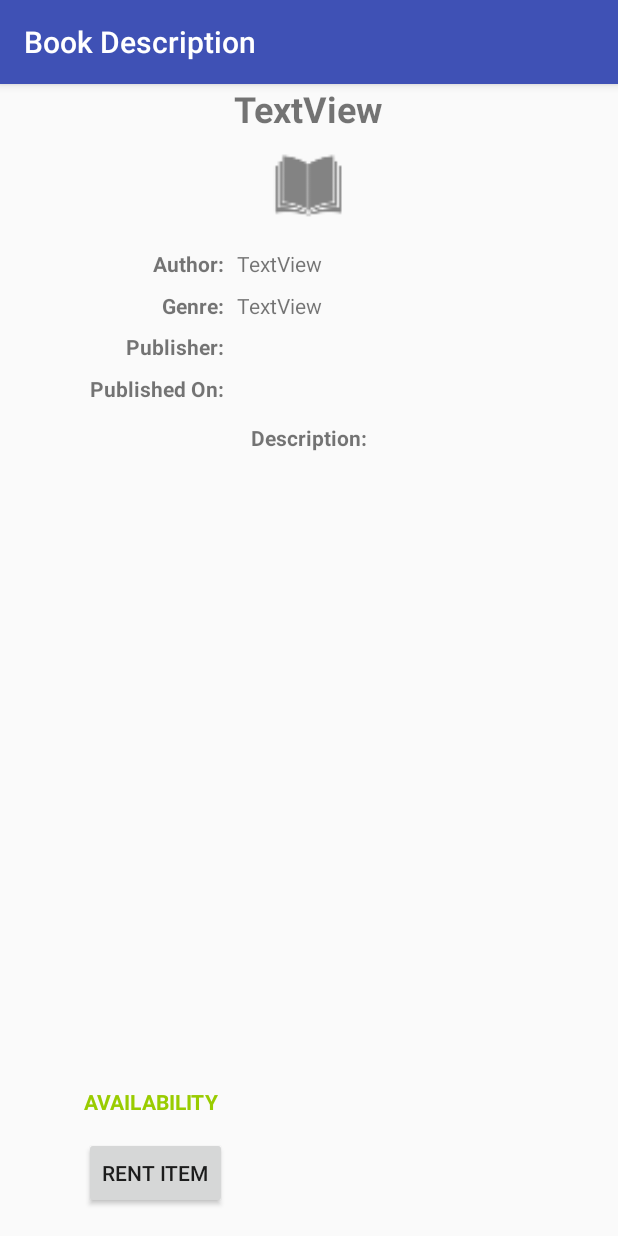
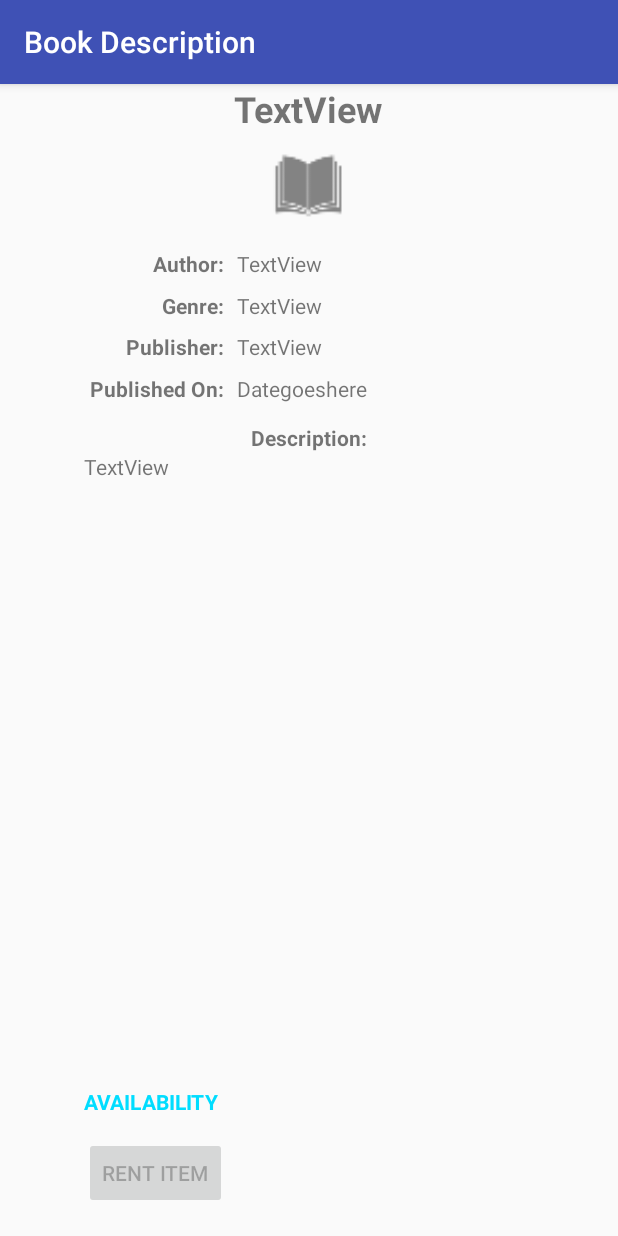
Before and after one commit to jasonhuang2/WillsLibrary, an Android app: the itemBookActivity screen opened directly, with no data from a screen before it, on a phone screen of 412 x 824 dp. Run offline under Robolectric (Android 15) with nearby library versions, the phone set to English and light mode, and no system bars; 8 statements that could not run were skipped.

Commit message:
Description, author, etc is now displayed in item ID and catelogue.

```diff
--- a/app/src/main/java/com/example/jasonhuang/willslibrary/itemBookActivity.java
+++ b/app/src/main/java/com/example/jasonhuang/willslibrary/itemBookActivity.java
@@ -1,9 +1,11 @@
 package com.example.jasonhuang.willslibrary;
 
+import android.media.Image;
 import android.support.v7.app.AppCompatActivity;
 import android.os.Bundle;
 import android.view.View;
 import android.widget.Button;
+import android.widget.ImageView;
 import android.widget.TextView;
 
 import org.w3c.dom.Text;
@@ -25,7 +27,7 @@ public class itemBookActivity extends AppCompatActivity {
         String description_string = getIntent().getExtras().getString("description_string");
         String status_string = getIntent().getExtras().getString("status_string");
         String author_name_string = getIntent().getExtras().getString("author_name_string");*/
-        String status_string="In_Store";
+       // String status_string="In_Store";
         Book book = (Book) getIntent().getSerializableExtra("book");
 
 
@@ -36,15 +38,14 @@ public class itemBookActivity extends AppCompatActivity {
         TextView publisherBox = (TextView)findViewById(R.id.publisherTextViewBox);
         TextView publishing_date_Box = (TextView)findViewById(R.id.publishingDateTextView);
         TextView descriptionBox = (TextView)findViewById(R.id.descriptionTextViewBox);
-        //TextView authorTextBox = (TextView)findViewById(R.id.authorTextViewBox);
+        ImageView bookImage = (ImageView)findViewById(R.id.bookImage);
 
         titleNameBox.setText(book.getBookTitle());
         authorBox.setText(book.getBookAuthor());
         genreBox.setText(book.getBookGenre());
-        publisherBox.setText("");
-        publishing_date_Box.setText("");
-        descriptionBox.setText("");
-        //authorTextBox.setText(author_name_string);
+        publisherBox.setText(book.getPublisher());
+        publishing_date_Box.setText(book.getPublishingDate());
+        descriptionBox.setText(book.getDescription());
 
 
         TextView availableForRentText = (TextView)findViewById(R.id.availableForRentText);
@@ -57,10 +58,10 @@ public class itemBookActivity extends AppCompatActivity {
         //"In_Store" means item is available for rent.
         //"Rented" means it's rented
         //"In_Stock" means it's available but owner does not want it rented
-        if(status_string.equals("In_Store")){
+        if(book.getStatus().equals("In_Store")){
             availableForRentText.setVisibility(View.VISIBLE);
 
-        }else if (status_string.equals("Rented")){
+        }else if (book.getStatus().equals("Rented")){
             notAvailableForRentText.setVisibility(View.VISIBLE);
             rentButton.setEnabled(false);
         }else{
--- a/app/src/main/res/layout/item_book_activity.xml
+++ b/app/src/main/res/layout/item_book_activity.xml
@@ -98,7 +98,7 @@
         android:text="TextView" />
 
     <ImageView
-        android:id="@+id/imageView"
+        android:id="@+id/bookImage"
         android:layout_width="70dp"
         android:layout_height="70dp"
         android:layout_below="@+id/titleTextViewBox"
--- a/app/src/main/res/layout/item_disk_activity.xml
+++ b/app/src/main/res/layout/item_disk_activity.xml
@@ -87,7 +87,7 @@
         android:text="TextView" />
 
     <ImageView
-        android:id="@+id/imageView"
+        android:id="@+id/bookImage"
         android:layout_width="70dp"
         android:layout_height="70dp"
         android:layout_below="@+id/disktitleTextViewBox"
--- a/app/src/main/res/layout/item_other_activity.xml
+++ b/app/src/main/res/layout/item_other_activity.xml
@@ -33,7 +33,7 @@
         android:text="TextView" />
 
     <ImageView
-        android:id="@+id/imageView"
+        android:id="@+id/bookImage"
         android:layout_width="125dp"
         android:layout_height="125dp"
         android:layout_below="@+id/othertitleTextViewBox"
@@ -54,7 +54,7 @@
         android:id="@+id/typeTextViewBox"
         android:layout_width="wrap_content"
         android:layout_height="wrap_content"
-        android:layout_alignStart="@+id/imageView"
+        android:layout_alignStart="@+id/bookImage"
         android:layout_alignTop="@+id/typetextView"
         android:text="TextView" />
 </RelativeLayout>
```
Also changed, not shown: app/src/main/java/com/example/jasonhuang/willslibrary/Book.java (+19 -3 lines), app/src/main/java/com/example/jasonhuang/willslibrary/BookTab.java (+36 -2 lines), app/src/main/java/com/example/jasonhuang/willslibrary/userMainActivity.java (+14 -1 lines).
